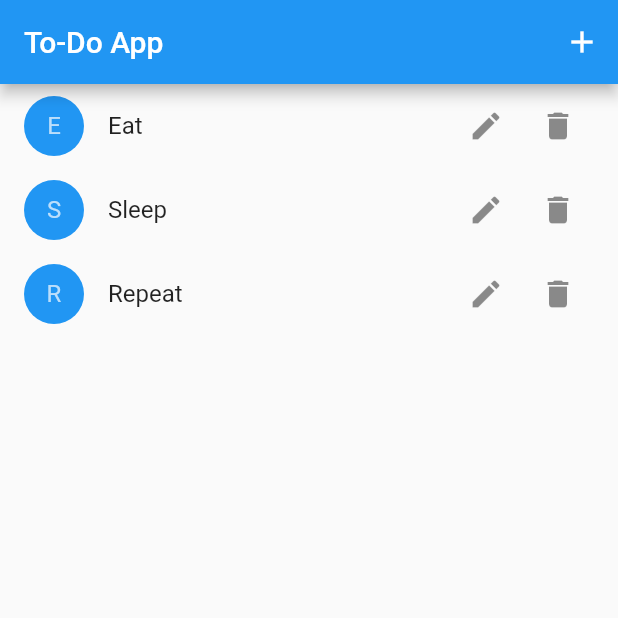
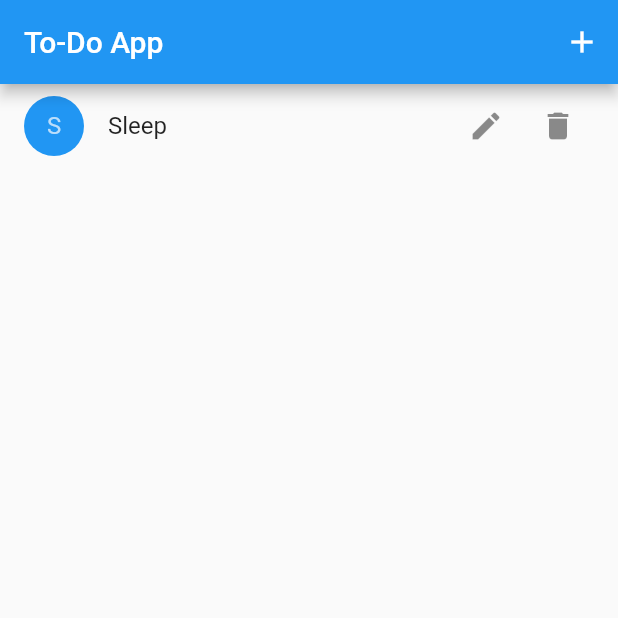
Before and after one commit to saurabhmittal16/todo-flutter, a Flutter app: the screen it shows after launch, on a phone screen of 412 x 824 dp, the top half of it. Run offline on Flutter 3.47's test engine with Material 2 defaults, Android fonts, the phone set to English and light mode, and no system bars; our stand-ins replace sqflite; accounts and stored records are empty.

```diff
--- a/lib/main.dart
+++ b/lib/main.dart
@@ -1,10 +1,15 @@
+import 'dart:async';
+
+import 'package:path/path.dart';
+import 'package:sqflite/sqflite.dart';
 import 'package:flutter/material.dart';
 
 class ToDo {
-    String title;
-    bool done;
+    final int id;
+    final String title;
+    final bool done;
 
-    ToDo({this.title, this.done});
+    ToDo({this.title, this.done, this.id});
 }
 
 void main() {
@@ -13,9 +18,7 @@ void main() {
             title: 'To-Do List',
             home: ToDoList(
                 todos: <ToDo>[
-                    ToDo(title: 'Eat', done: false),
-                    ToDo(title: 'Sleep', done: false),
-                    ToDo(title: 'Repeat', done: false),
+                    ToDo(id: 0, title: 'Sleep', done: false),
                 ],
             ),
         )
@@ -37,7 +40,7 @@ class _ToDoListState extends State<ToDoList> {
     void addToDo(String text) {
         setState(() {
             todos.add(
-                ToDo(title: text, done: false)
+                ToDo(title: text, done: false, id: todos.length)
             );
         });
     }
@@ -52,7 +55,8 @@ class _ToDoListState extends State<ToDoList> {
         setState(() {
             todos[i] = ToDo(
                 title: todos[i].title,
-                done: !todos[i].done
+                done: !todos[i].done,
+                id: todos[i].id
             );
         });
     }
@@ -61,7 +65,8 @@ class _ToDoListState extends State<ToDoList> {
         setState(() {
             todos[i] = ToDo(
                 title: newValue,
-                done: todos[i].done
+                done: todos[i].done,
+                id: todos[i].id
             );
         });
     }
--- a/pubspec.yaml
+++ b/pubspec.yaml
@@ -23,6 +23,8 @@ dependencies:
   # The following adds the Cupertino Icons font to your application.
   # Use with the CupertinoIcons class for iOS style icons.
   cupertino_icons: ^0.1.2
+  path:
+  sqflite:
 
 dev_dependencies:
   flutter_test:
```
Also changed, not shown: pubspec.lock.
